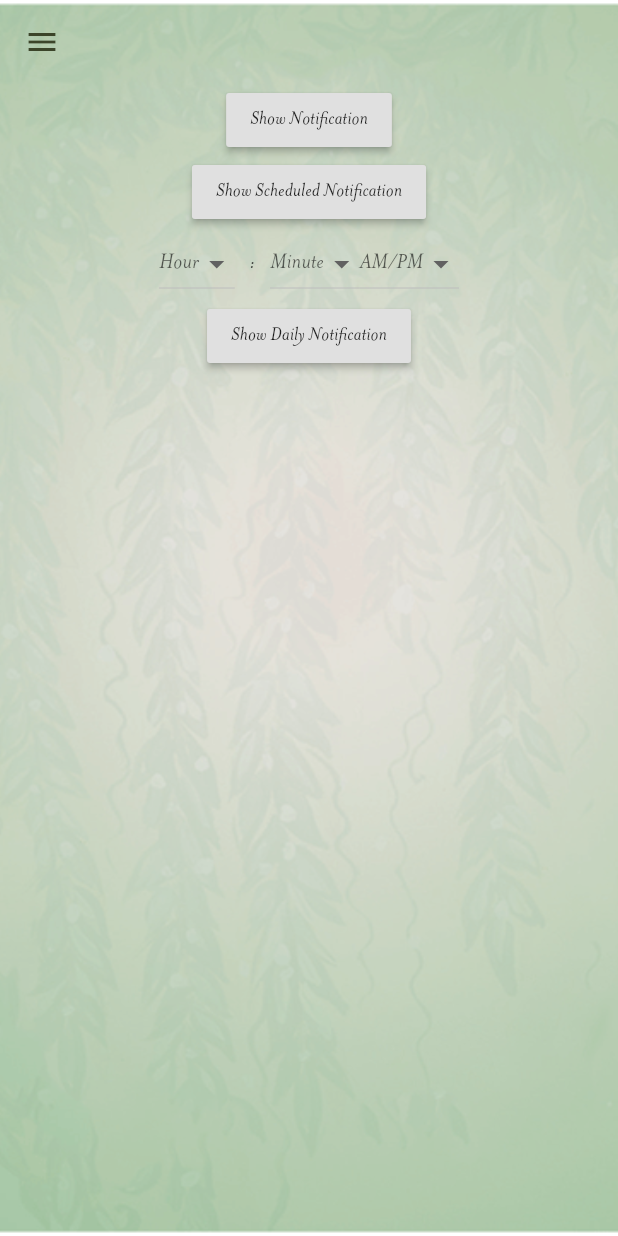
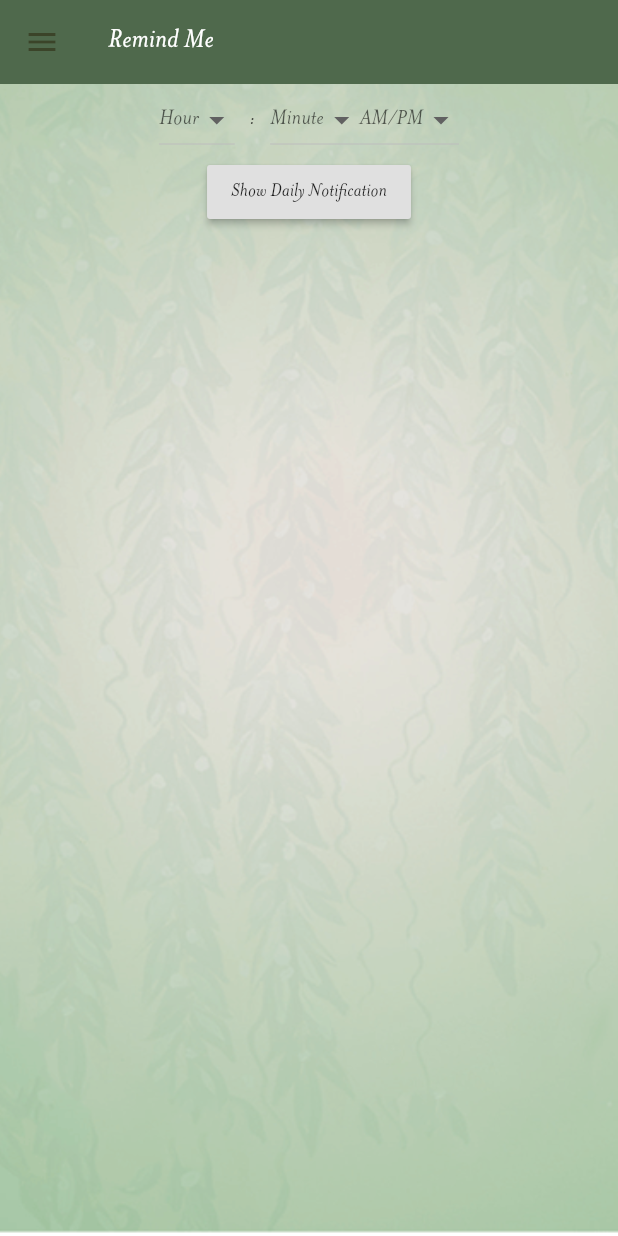
Before and after one commit to CIE-media-team/fertileaffirmations-flutter, a Flutter app: the RemindMe screen opened directly, on a phone screen of 412 x 824 dp. Run offline on Flutter 3.47's test engine with Material 2 defaults, Android fonts, the phone set to English and light mode, and no system bars; our stand-ins replace auto_size_text, flip_card, flutter_local_notifications, fluttertoast, share, shared_preferences; accounts and stored records are empty.

```diff
--- a/lib/card-screen-random.dart
+++ b/lib/card-screen-random.dart
@@ -79,8 +79,9 @@ class _MyCard extends State<MyCardRandom> {
                             image: AssetImage('assets/images/cardblank.png'),
                           )),
                           child: Center(
-                              child: Padding(
-                                  padding: EdgeInsets.all(40),
+                            child: Container(
+                            width:((MediaQuery.of(context).size.height / 4) *
+                                        3) * 0.63,
                                   child: AutoSizeText(getCard().cardText,
                                       minFontSize: 20,
                                       maxFontSize: 40,
@@ -94,6 +95,7 @@ class _MyCard extends State<MyCardRandom> {
                           height: (MediaQuery.of(context).size.height / 4) * 3,
                           decoration: BoxDecoration(
                             image: DecorationImage(
+                              fit: BoxFit.fitHeight,
                                 image: AssetImage(
                                     CardClass.getPreferenceImagePath())),
                           )))
--- a/lib/custom-affirmation.dart
+++ b/lib/custom-affirmation.dart
@@ -88,6 +88,7 @@ class _CustomAffirmationState extends State<CustomAffirmation> {
           Padding(
               padding: EdgeInsets.all(30),
               child: Container(
+
                   alignment: Alignment.center,
                   child: Center(
                       child: TextField(
--- a/lib/remind-me.dart
+++ b/lib/remind-me.dart
@@ -22,39 +22,17 @@ class RemindMe extends StatefulWidget {
 class _RemindMeState extends State<RemindMe> {
   FlutterLocalNotificationsPlugin flutterLocalNotificationsPlugin;
 
-  List<String> hours = [
-    '1',
-    '2',
-    '3',
-    '4',
-    '5',
-    '6',
-    '7',
-    '8',
-    '9',
-    '10',
-    '11',
-    '12'
-  ];
-  List<String> minutes = [
-    '00',
-    '05',
-    '10',
-    '15',
-    '20',
-    '25',
-    '30',
-    '35',
-    '40',
-    '45',
-    '54',
-    '55'
-  ];
+  List<String> hours = new List<String>();
+  List<String> minutes  = new List<String>();
   List<String> tod = ['AM', 'PM'];
   String _selectedHour, _selectedMinute, _selectedTOD;
 
+
+
+
   @override
   initState() {
+    _populateLists();
     super.initState();
     // initialise the plugin. app_icon needs to be a added as a drawable resource to the Android head project
     // If you have skipped STEP 3 then change app_icon to @mipmap/ic_launcher
@@ -66,6 +44,7 @@ class _RemindMeState extends State<RemindMe> {
     flutterLocalNotificationsPlugin = new FlutterLocalNotificationsPlugin();
     flutterLocalNotificationsPlugin.initialize(initializationSettings,
         onSelectNotification: onSelectNotification);
+
     // initializationSettings, selectNotification: onSelectNotification);
   }
 
@@ -85,19 +64,26 @@ class _RemindMeState extends State<RemindMe> {
         backgroundColor: Colors.transparent,
         appBar: new AppBar(
           iconTheme: IconThemeData(color: Theme.of(context).primaryColorDark),
-          backgroundColor: Colors.transparent,
+          backgroundColor: Theme.of(context).primaryColor,
+          title: Text("Remind Me"),
           elevation: 0.0,
         ),
-        body: Center(
+        body:
+        Center(
             child: Column(children: <Widget>[
-          RaisedButton(
-            onPressed: _showNotification,
-            child: new Text('Show Notification'),
-          ),
-          RaisedButton(
-            onPressed: _scheduledNotification,
-            child: new Text('Show Scheduled Notification'),
-          ),
+          // RaisedButton(
+          //   onPressed: _showNotification,
+          //   child: new Text('Show Notification'),
+          // ),
+          // RaisedButton(
+          //   onPressed: _scheduledNotification,
+          //   child: new Text('Show Scheduled Notification'),
+          // ),
+          // Row(children: <Widget>[
+          //   Text(_selectedHour),
+          //   Text(_selectedMinute),
+          //   Text(_selectedTOD),
+          // ],),
           Row(
             mainAxisAlignment: MainAxisAlignment.center,
             children: <Widget>[
@@ -271,7 +257,7 @@ class _RemindMeState extends State<RemindMe> {
       builder: (BuildContext context) {
         // return object of type Dialog
         return AlertDialog(
-          title: new Text("Daily Notification"),
+          title: new Text("Daily Notification", style: TextStyle(fontSize: 24),),
           content: new Text(
               "You have chosen to recieve your daily affirmation reminder at $_selectedHour : $_selectedMinute $_selectedTOD"),
           actions: <Widget>[
@@ -287,4 +273,17 @@ class _RemindMeState extends State<RemindMe> {
       },
     );
   }
-}
+
+  _populateLists(){
+    for(int i=1; i<=12; i++){
+      hours.add(i.toString());
+    }
+
+    for(int i=0; i<=60; i++){
+      if(i<10){
+      minutes.add("0"+i.toString());
+      }
+      else{minutes.add(i.toString());}
+      }
+    }
+  }
```
Also changed, not shown: lib/card-screen.dart (+55 -19 lines).
